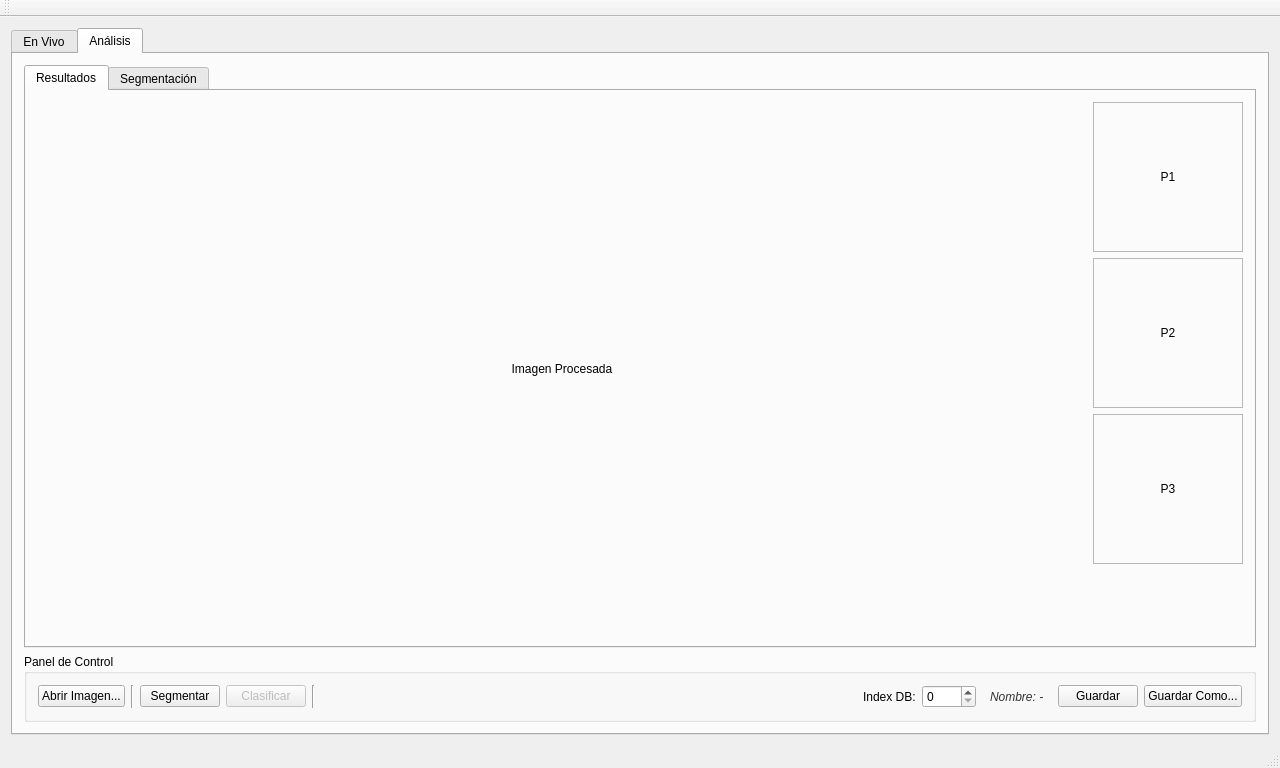
The window that ProyectoPSM/ProyectoPSM/ProyectoPSM.ui (jlacostaarpide/Proyecto_Vision_Artificial) describes before a commit, drawn with Qt 5.
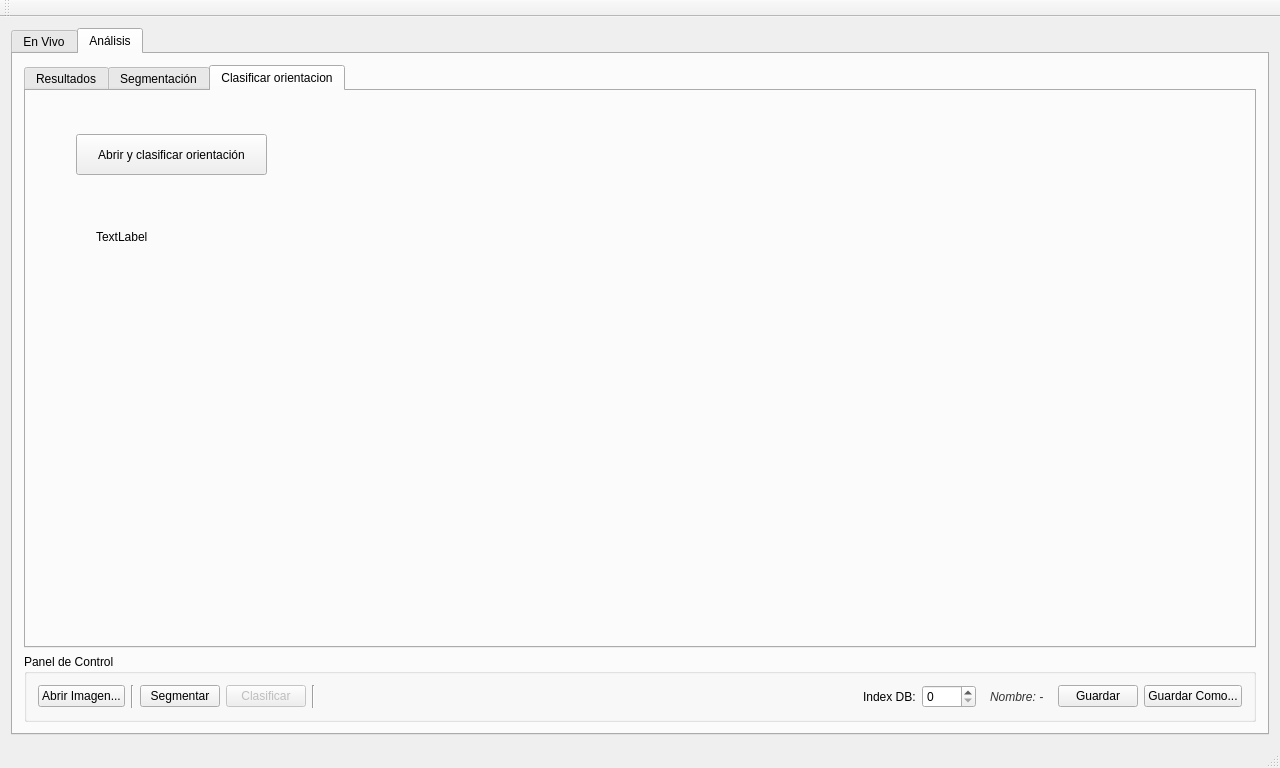
The same window after the commit. The open tabs and pages were chosen to show the change.

Commit message: Clasificador Orientacion implementado en C. .mat ignorados.

Diff of the .ui file:
```diff
--- a/ProyectoPSM/ProyectoPSM/ProyectoPSM.ui
+++ b/ProyectoPSM/ProyectoPSM/ProyectoPSM.ui
@@ -242,7 +242,7 @@
         <item>
          <widget class="QTabWidget" name="tabWidgetAnalysis">
           <property name="currentIndex">
-           <number>0</number>
+           <number>2</number>
           </property>
           <widget class="QWidget" name="subTabResultados">
            <attribute name="title">
@@ -468,6 +468,37 @@
             </item>
            </layout>
           </widget>
+          <widget class="QWidget" name="TabClasificadorOrientacion">
+           <attribute name="title">
+            <string>Clasificar orientacion</string>
+           </attribute>
+           <widget class="QPushButton" name="btnClasificarOrientacion">
+            <property name="geometry">
+             <rect>
+              <x>50</x>
+              <y>43</y>
+              <width>191</width>
+              <height>41</height>
+             </rect>
+            </property>
+            <property name="text">
+             <string>Abrir y clasificar orientación</string>
+            </property>
+           </widget>
+           <widget class="QLabel" name="lblOrientacionResult">
+            <property name="geometry">
+             <rect>
+              <x>70</x>
+              <y>130</y>
+              <width>431</width>
+              <height>31</height>
+             </rect>
+            </property>
+            <property name="text">
+             <string>TextLabel</string>
+            </property>
+           </widget>
+          </widget>
          </widget>
         </item>
         <item>
```
Left out of the diff: 4 changed lines with no effect on the pictures. The commit also changes 771 other files.
